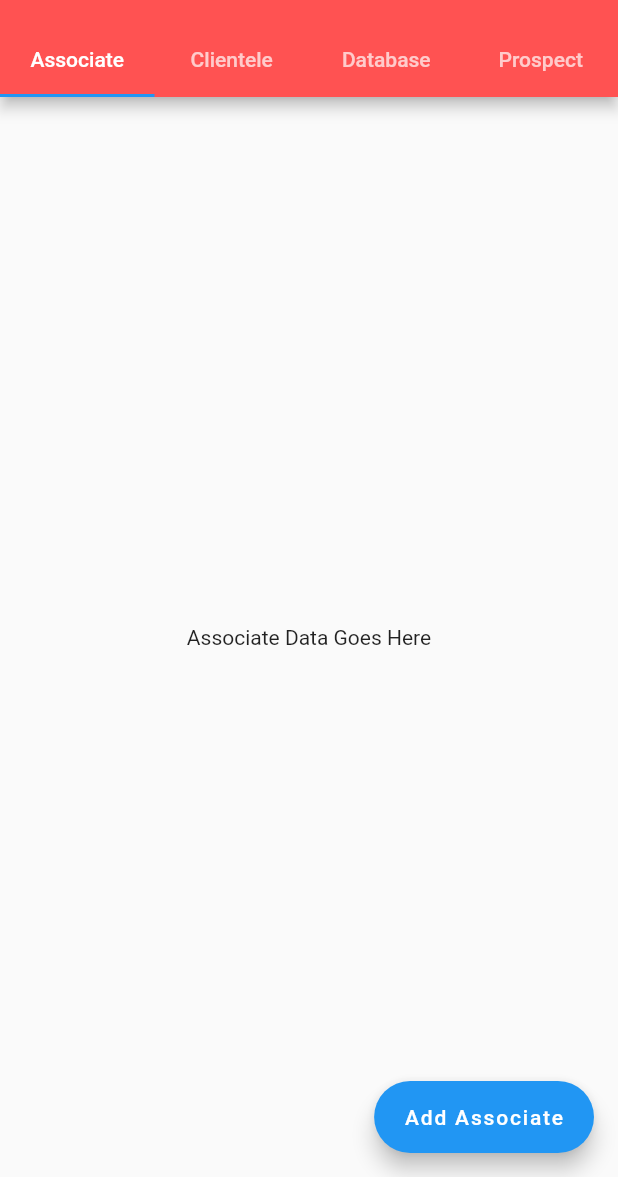
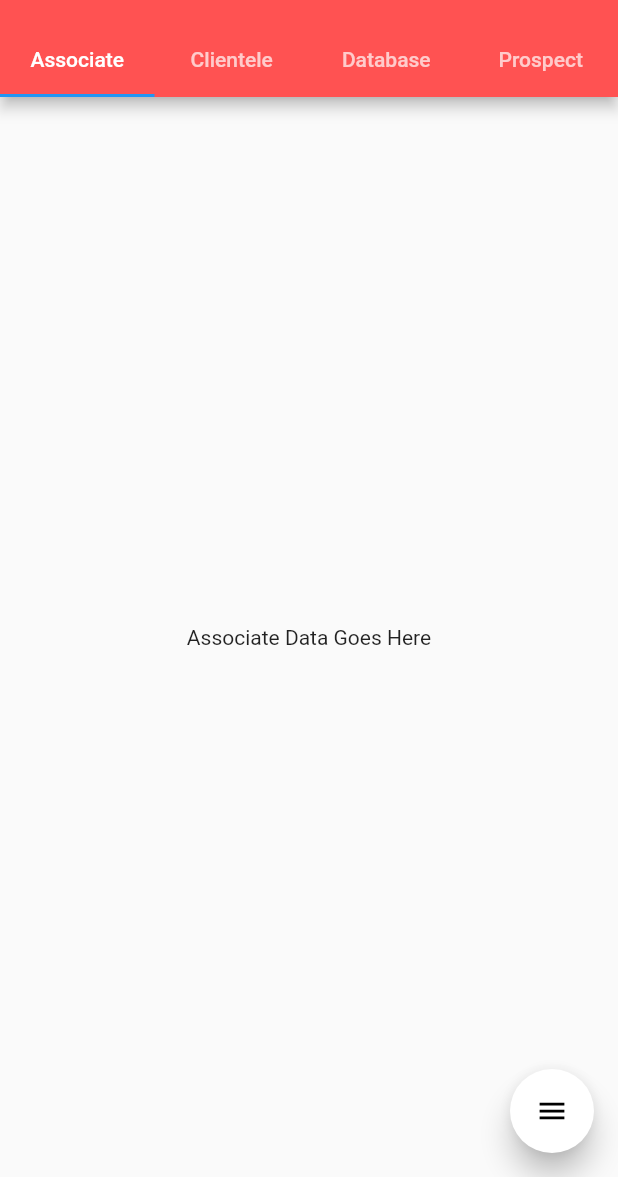
Before and after one commit to rshrc/sanrachna-web, a Flutter app: the screen it shows after launch, on a phone screen of 412 x 824 dp, the part 59-1236 px from its top. Run offline on Flutter 3.47's test engine with Material 2 defaults, Android fonts, the phone set to English and light mode, and no system bars; drawn by our look-alikes of flutter_speed_dial.

Commit message:
Complete with FAB

```diff
--- a/lib/main.dart
+++ b/lib/main.dart
@@ -13,7 +13,7 @@ class Sanrachna extends StatelessWidget {
   @override
   Widget build(BuildContext context) {
     return MaterialApp(
-      theme: ThemeData(primaryColor: Colors.redAccent, indicatorColor: Colors.yellow),
+      theme: ThemeData(primaryColor: Colors.redAccent, indicatorColor: Colors.yellow,splashColor: Colors.yellow),
       home: DefaultTabController(
         length: 4,
         child: Scaffold(
--- a/lib/views/pages/associate.dart
+++ b/lib/views/pages/associate.dart
@@ -1,4 +1,5 @@
 import 'package:flutter/material.dart';
+import 'package:flutter_speed_dial/flutter_speed_dial.dart';
 
 class AssociatePage extends StatefulWidget {
   @override
@@ -6,6 +7,9 @@ class AssociatePage extends StatefulWidget {
 }
 
 class _AssociatePageState extends State<AssociatePage> {
+
+  bool _dialVisible = true;
+
   @override
   Widget build(BuildContext context) {
     return Scaffold(
@@ -17,8 +21,48 @@ class _AssociatePageState extends State<AssociatePage> {
           )
         ],
       ),
-
-      floatingActionButton: FloatingActionButton.extended(onPressed: (){}, label: Text("Add Associate")),
+      floatingActionButton: SpeedDial(
+        marginRight: 18,
+        marginBottom: 20,
+        animatedIcon: AnimatedIcons.menu_close,
+        animatedIconTheme: IconThemeData(size: 22.0),
+        visible: _dialVisible,
+        closeManually: false,
+        curve: Curves.bounceIn,
+        overlayColor: Colors.black,
+        overlayOpacity: 0.5,
+        onOpen: () => print('OPENING DIAL'),
+        onClose: () => print('DIAL CLOSED'),
+        tooltip: 'Add Associate',
+        heroTag: 'speed-dial-hero-tag',
+        backgroundColor: Colors.white,
+        foregroundColor: Colors.black,
+        elevation: 8.0,
+        shape: CircleBorder(),
+        children: [
+          SpeedDialChild(
+              child: Icon(Icons.accessibility),
+              backgroundColor: Colors.red,
+              label: 'Add Labour',
+              labelStyle: TextStyle(fontSize: 18.0),
+              onTap: () => print('FIRST CHILD')
+          ),
+          SpeedDialChild(
+            child: Icon(Icons.brush),
+            backgroundColor: Colors.blue,
+            label: 'Add Supervisor',
+            labelStyle: TextStyle(fontSize: 18.0),
+            onTap: () => print('SECOND CHILD'),
+          ),
+          SpeedDialChild(
+            child: Icon(Icons.keyboard_voice),
+            backgroundColor: Colors.green,
+            label: 'Add Vendor',
+            labelStyle: TextStyle(fontSize: 18.0),
+            onTap: () => print('THIRD CHILD'),
+          ),
+        ],
+      ),
     );
   }
 }
--- a/pubspec.yaml
+++ b/pubspec.yaml
@@ -28,6 +28,7 @@ dependencies:
   # The following adds the Cupertino Icons font to your application.
   # Use with the CupertinoIcons class for iOS style icons.
   cupertino_icons: ^0.1.3
+  flutter_speed_dial:
 
 dev_dependencies:
   flutter_test:
```
Also changed, not shown: lib/views/pages/clientale.dart (+44 -3 lines), lib/views/pages/database.dart (+38 -1 lines), lib/views/pages/prospect.dart (+31 -2 lines), pubspec.lock.
